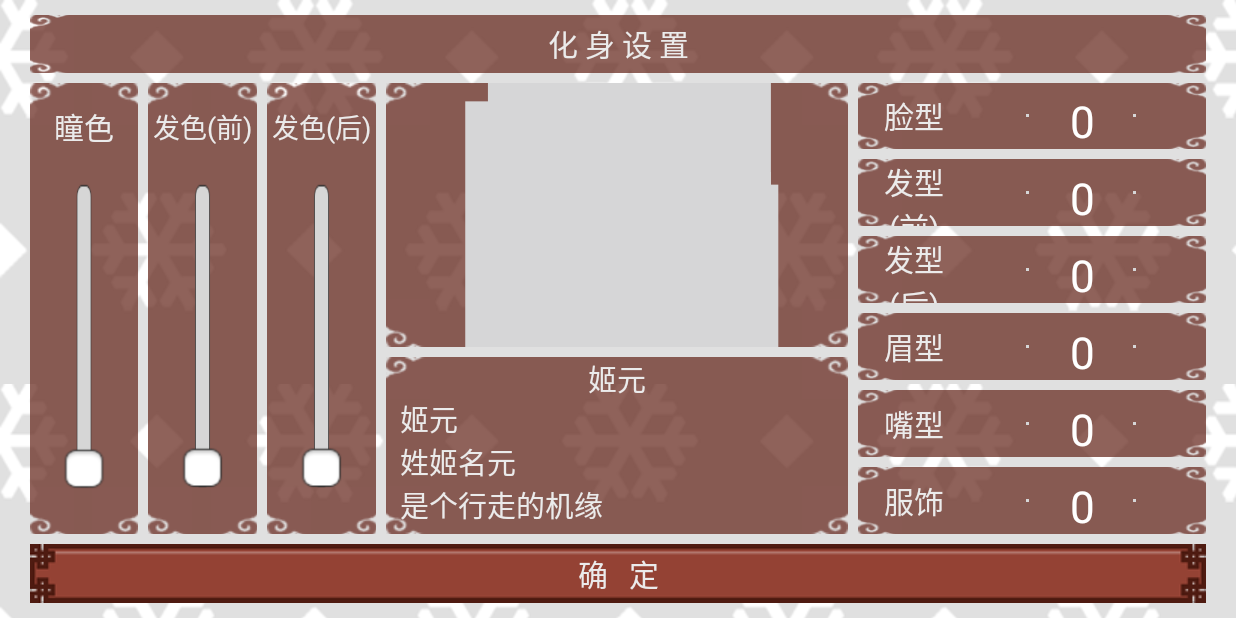
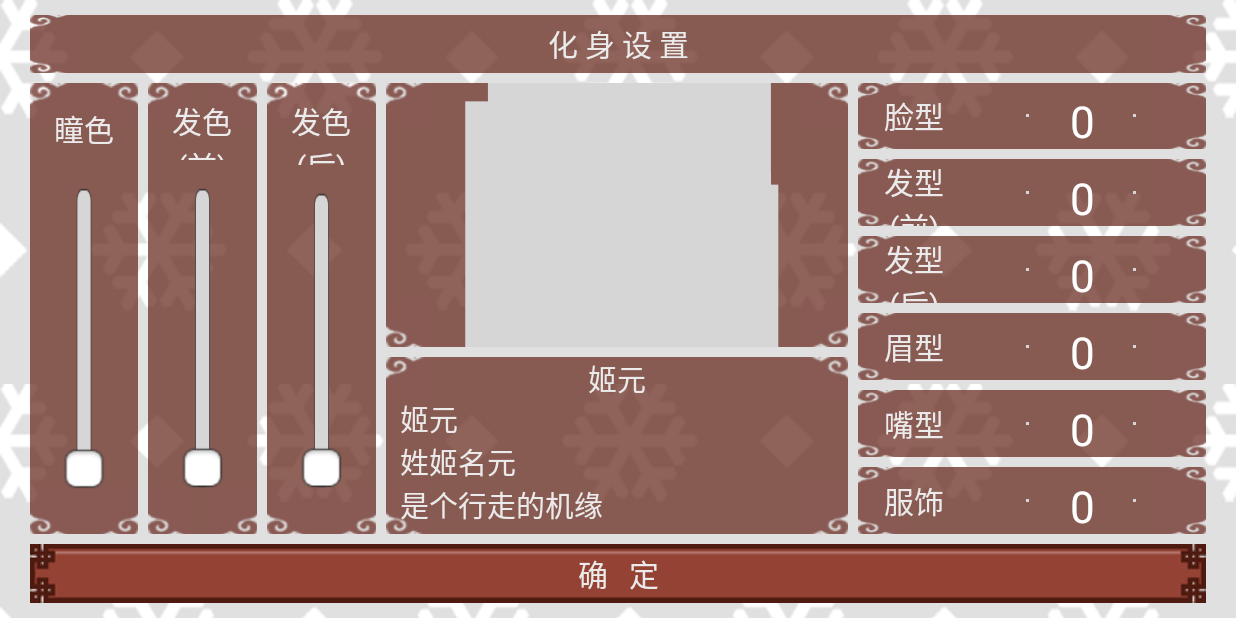
Before and after one commit to bendanwwww/chance, an Android app: the screen it shows after launch (CreateRoleActivity), on a phone screen of 824 x 412 dp (held sideways). Run offline under Robolectric (Android 15) with nearby library versions, the phone set to English and light mode, and no system bars; Roboto replaces fonts that are not available here.

Commit message:
UI update v5.1

```diff
--- a/app/src/main/res/layout/create_role_v3_activity.xml
+++ b/app/src/main/res/layout/create_role_v3_activity.xml
@@ -58,7 +58,7 @@
                                 tools:ignore="Suspicious0dp">
                                 <TextView android:layout_width="match_parent"
                                           android:layout_height="0dp"
-                                          android:layout_weight="1"
+                                          android:layout_weight="1.1"
                                           android:layout_marginTop="10dp"
                                           android:layout_marginBottom="4dp"
                                           android:scrollHorizontally="false"
@@ -91,7 +91,7 @@
                                 tools:ignore="Suspicious0dp">
                                 <TextView android:layout_width="match_parent"
                                           android:layout_height="0dp"
-                                          android:layout_weight="1"
+                                          android:layout_weight="1.1"
                                           android:layout_marginTop="10dp"
                                           android:layout_marginBottom="4dp"
                                           android:scrollHorizontally="false"
@@ -99,7 +99,7 @@
                                           android:fontFamily="@font/content"
                                           android:textColor="@color/dy_weight_bg"
                                           android:gravity="center"
-                                          android:textSize="18dp"
+                                          android:textSize="20dp"
                                           android:text="发色(前)">
                                 </TextView>
                                 <com.chance.view.SlideControlView
@@ -123,7 +123,7 @@
                                 tools:ignore="Suspicious0dp">
                                 <TextView android:layout_width="match_parent"
                                           android:layout_height="0dp"
-                                          android:layout_weight="1"
+                                          android:layout_weight="1.2"
                                           android:layout_marginTop="10dp"
                                           android:layout_marginBottom="4dp"
                                           android:scrollHorizontally="false"
@@ -131,7 +131,7 @@
                                           android:fontFamily="@font/content"
                                           android:textColor="@color/dy_weight_bg"
                                           android:gravity="center"
-                                          android:textSize="18dp"
+                                          android:textSize="20dp"
                                           android:text="发色(后)">
                                 </TextView>
                                 <com.chance.view.SlideControlView
```
